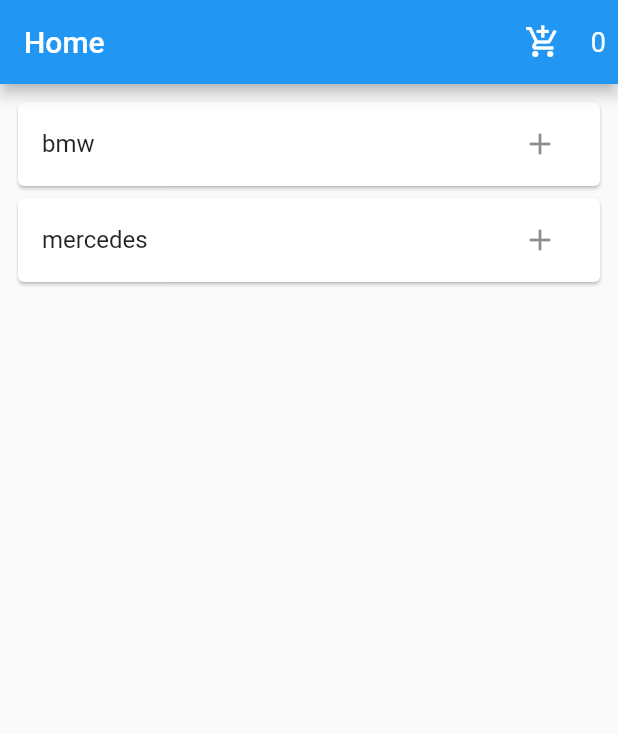
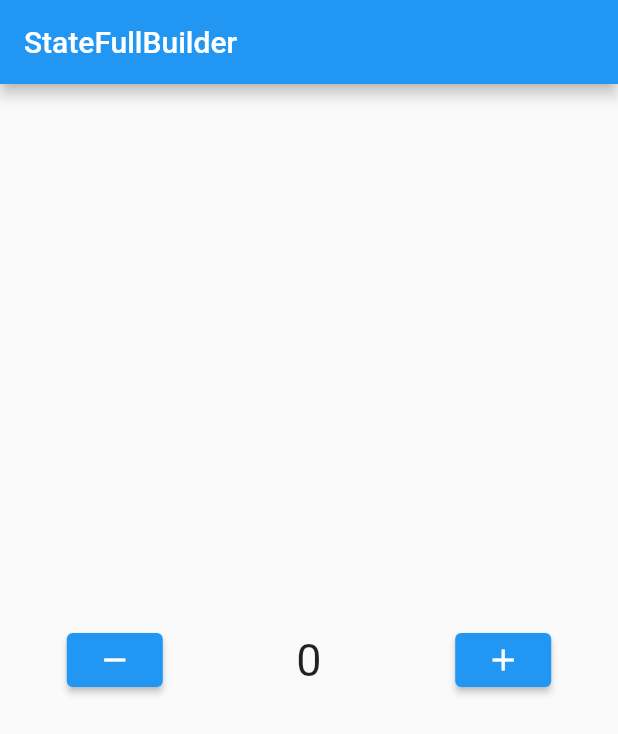
Before and after one commit to HamadaAllipy/implement_provider, a Flutter app: the screen it shows after launch, on a phone screen of 412 x 824 dp. Shown: the top 734 px of the screen. Run offline on Flutter 3.47's test engine with Material 2 defaults, Android fonts, the phone set to English and light mode, and no system bars.

Commit message:
stateful builder

```diff
--- a/lib/example/presentation/checkout_screen.dart
+++ b/lib/example/provider_/presentation/checkout_screen.dart
@@ -1,6 +1,6 @@
 import 'package:flutter/material.dart';
 import 'package:provider/provider.dart';
-import 'package:providerr/example/provider/product_provider.dart';
+import 'package:providerr/example/provider_/provider/product_provider.dart';
 
 class CheckOutScreen extends StatelessWidget {
   const CheckOutScreen({Key? key}) : super(key: key);
--- a/lib/example/provider/product_provider.dart
+++ b/lib/example/provider_/provider/product_provider.dart
@@ -1,5 +1,5 @@
 import 'package:flutter/material.dart';
-import 'package:providerr/example/data/models/product_model.dart';
+import 'package:providerr/example/provider_/data/models/product_model.dart';
 
 class ProductProvider extends ChangeNotifier{
 
--- /dev/null
+++ b/lib/example/stateful_builder/stateful_builder.dart
@@ -0,0 +1,53 @@
+import 'package:flutter/material.dart';
+
+class StateFulBuilder extends StatelessWidget {
+  const StateFulBuilder({Key? key}) : super(key: key);
+
+  @override
+  Widget build(BuildContext context) {
+    int counter = 0;
+    print('HAMADA HAMADA HAMADA');
+    return Scaffold(
+      appBar: AppBar(
+        title: const Text('StateFullBuilder'),
+      ),
+      body: Center(
+        child: StatefulBuilder(
+          builder: (context, StateSetter setState,){
+            return Row(
+              mainAxisAlignment: MainAxisAlignment.spaceAround,
+              children: [
+                ElevatedButton(
+                  onPressed: () {
+                    setState((){
+                      counter--;
+                    });
+                  },
+                  child: const Icon(
+                    Icons.remove,
+                  ),
+                ),
+                Text(
+                  counter.toString(),
+                  style: const TextStyle(
+                    fontSize: 30,
+                  ),
+                ),
+                ElevatedButton(
+                  onPressed: () {
+                    setState((){
+                      counter++;
+                    });
+                  },
+                  child: const Icon(
+                    Icons.add,
+                  ),
+                ),
+              ],
+            );
+          },
+        ),
+      ),
+    );
+  }
+}
--- a/lib/main.dart
+++ b/lib/main.dart
@@ -1,11 +1,8 @@
 import 'package:flutter/material.dart';
 import 'package:provider/provider.dart';
-import 'package:providerr/example/presentation/product_screen.dart';
-import 'package:providerr/example/provider/product_provider.dart';
-import 'package:providerr/providers/model.dart';
-import 'package:providerr/providers/provider_three.dart';
-import 'package:providerr/providers/provider_two.dart';
-import 'package:providerr/test_one.dart';
+import 'package:providerr/example/provider_/presentation/product_screen.dart';
+import 'package:providerr/example/provider_/provider/product_provider.dart';
+import 'package:providerr/example/stateful_builder/stateful_builder.dart';
 
 void main() {
   runApp(const MyApp());
@@ -16,12 +13,6 @@ class MyApp extends StatelessWidget {
 
   @override
   Widget build(BuildContext context) {
-    return ChangeNotifierProvider(
-      create: (_)=>ProductProvider(),
-      child: const MaterialApp(
-        debugShowCheckedModeBanner: false,
-        home: ProductScreen(),
-      ),
-    );
+    return const MaterialApp(home: StateFulBuilder());
   }
 }
```
Also changed, not shown: lib/example/provider_/presentation/product_screen.dart (renamed from lib/example/presentation/product_screen.dart, +6 -3 lines), lib/example/provider_/data/models/product_model.dart (renamed from lib/example/data/models/product_model.dart).
